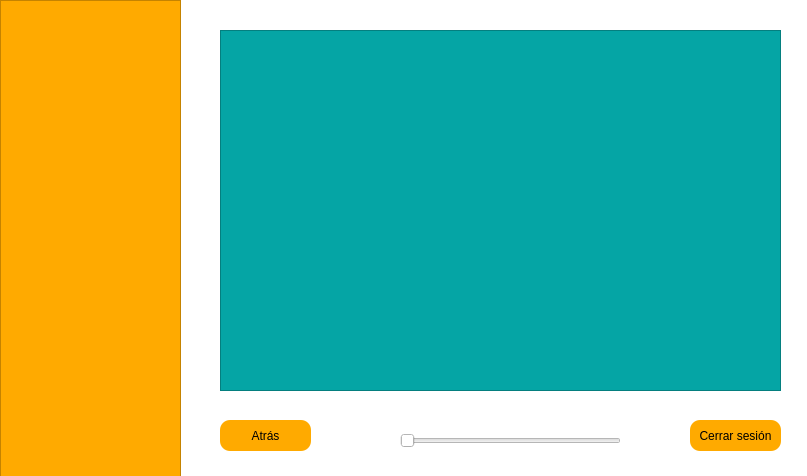
Above: Visualizador.ui from Laura00Ag/Entregable-3 before the change. Below: the same form after it.
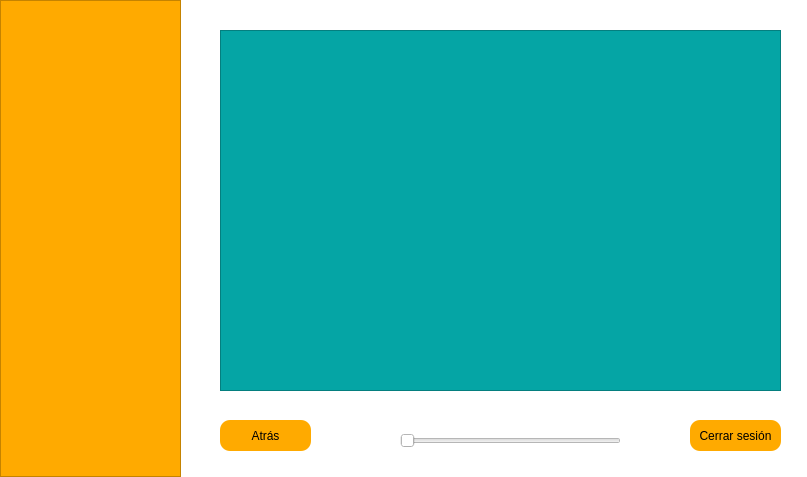
That is the form after the change.

Commit message: Cambiar Widget por Dialog Visualizador

```diff
--- a/Visualizador.ui
+++ b/Visualizador.ui
@@ -1,13 +1,13 @@
 <?xml version="1.0" encoding="UTF-8"?>
 <ui version="4.0">
- <class>Form</class>
- <widget class="QWidget" name="Form">
+ <class>Visulizador</class>
+ <widget class="QDialog" name="Visulizador">
   <property name="geometry">
    <rect>
     <x>0</x>
     <y>0</y>
     <width>807</width>
-    <height>476</height>
+    <height>477</height>
    </rect>
   </property>
   <property name="windowTitle">
```
Left out of the diff: 6 changed lines with no effect on the pictures. The commit also changes 1 other file.
